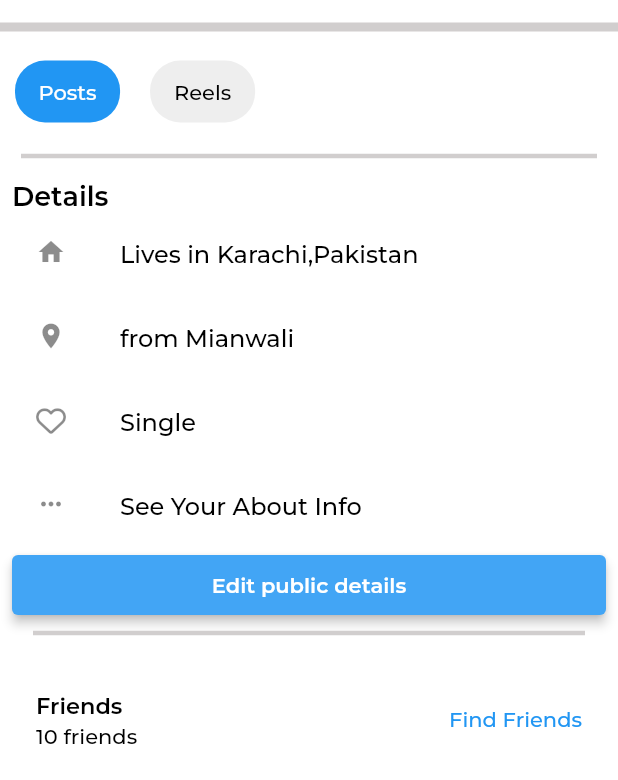
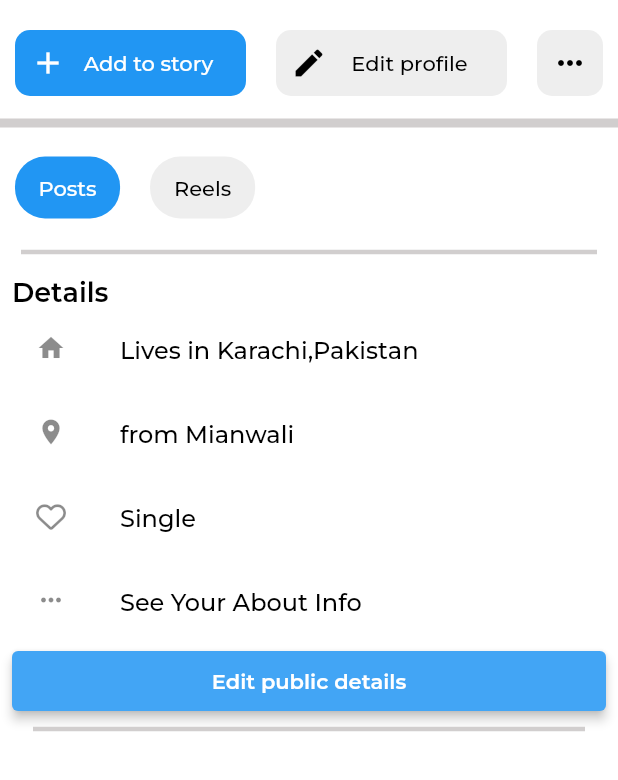
Before and after one commit to hayatkhan67/facebook_clone_flutter, a Flutter app: the UserProfile screen opened directly, on a phone screen of 412 x 824 dp, the part 456-1236 px from its top. Run offline on Flutter 3.47's test engine with Material 2 defaults, Android fonts, the phone set to English and light mode, and no system bars; drawn by our look-alikes of auto_size_text; our stand-ins replace flutter_svg, font_awesome_flutter, material_design_icons_flutter; network calls fail; project files that could hold a hidden picture were left out.

Commit message:
some fixes

```diff
--- a/lib/Facebook/Profile/user_Profile.dart
+++ b/lib/Facebook/Profile/user_Profile.dart
@@ -6,7 +6,6 @@ import 'package:font_awesome_flutter/font_awesome_flutter.dart';
 import '../../data/fb_data.dart';
 import '../../widget/customText.dart';
 import '../../widget/custom_Divider.dart';
-import '../../widget/custom_ElevatedButton.dart';
 import '../../widget/custom_appbar.dart';
 import '../../widget/custom_post.dart';
 import 'friend_list.dart';
@@ -151,121 +150,72 @@ class _UserProfileState extends State<UserProfile> {
                         ],
                       ),
                     ),
-                    // Row(
-                    //   mainAxisAlignment: MainAxisAlignment.spaceEvenly,
-                    //   children: [
-                    //     Expanded(
-                    //       child: CustomElevatedButton(
-                    //           onPressed: () {},
-                    //           sizeWidth: double.nan,
-                    //           child: const Row(
-                    //             mainAxisSize: MainAxisSize.min,
-                    //             children: [
-                    //               Icon(Icons.add),
-                    //               MyText(
-                    //                 text: 'Add to Story',
-                    //                 color: Colors.white,
-                    //               )
-                    //             ],
-                    //           )),
-                    //     ),
-                    //     Expanded(
-                    //       child: CustomElevatedButton(
-                    //           onPressed: () {},
-                    //           sizeWidth: double.nan,
-                    //           color: Colors.grey[200],
-                    //           child: const Row(
-                    //             mainAxisSize: MainAxisSize.min,
-                    //             children: [
-                    //               Icon(
-                    //                 Icons.edit,
-                    //                 color: Colors.black,
-                    //               ),
-                    //               MyText(
-                    //                 text: 'Edit Profile',
-                    //                 color: Colors.black,
-                    //               )
-                    //             ],
-                    //           )),
-                    //     ),
-                    //     Flexible(
-                    //       child: CustomElevatedButton(
-                    //           onPressed: () {},
-                    //           sizeWidth: double.nan,
-                    //           color: Colors.grey[200],
-                    //           child: const Icon(
-                    //             Icons.more_horiz,
-                    //             color: Colors.black,
-                    //           )),
-                    //     )
-                    //   ],
-                    // ),
-
-                    // Padding(
-                    //   padding: const EdgeInsets.all(12),
-                    //   child: Row(
-                    //     mainAxisAlignment: MainAxisAlignment.spaceEvenly,
-                    //     children: [
-                    //       Expanded(
-                    //         child: ElevatedButton(
-                    //           onPressed: () {},
-                    //           child: const Row(
-                    //             mainAxisAlignment: MainAxisAlignment.center,
-                    //             children: [
-                    //               Icon(
-                    //                 Icons.add,
-                    //                 color: Colors.white,
-                    //               ),
-                    //               SizedBox(
-                    //                 width: 10,
-                    //               ),
-                    //               MyText(
-                    //                 text: 'Add to Story',
-                    //                 color: Colors.white,
-                    //               )
-                    //             ],
-                    //           ),
-                    //         ),
-                    //       ),
-                    //       const SizedBox(
-                    //         width: 10,
-                    //       ),
-                    //       Expanded(
-                    //         child: ElevatedButton(
-                    //           style: ElevatedButton.styleFrom(
-                    //             backgroundColor: Colors.grey[200],
-                    //           ),
-                    //           onPressed: () {},
-                    //           child: const Row(
-                    //             mainAxisAlignment: MainAxisAlignment.center,
-                    //             children: [
-                    //               Icon(
-                    //                 Icons.edit,
-                    //                 color: Colors.black,
-                    //               ),
-                    //               SizedBox(
-                    //                 width: 10,
-                    //               ),
-                    //               MyText(
-                    //                   text: 'Edit profile', color: Colors.black)
-                    //             ],
-                    //           ),
-                    //         ),
-                    //       ),
-                    //       const SizedBox(
-                    //         width: 10,
-                    //       ),
-                    //       ElevatedButton(
-                    //         onPressed: () {},
-                    //         style: ElevatedButton.styleFrom(
-                    //           backgroundColor: Colors.grey[200],
-                    //         ),
-                    //         child: const Icon(Icons.more_horiz,
-                    //             color: Colors.black),
-                    //       )
-                    //     ],
-                    //   ),
-                    // ),
+                    Row(
+                      children: [
+                        Expanded(
+                          child: Container(
+                              padding: const EdgeInsets.all(10),
+                              margin: const EdgeInsets.all(10),
+                              decoration: BoxDecoration(
+                                  color: Colors.blue,
+                                  borderRadius: BorderRadius.circular(10)),
+                              child: const Row(
+                                mainAxisAlignment: MainAxisAlignment.center,
+                                children: [
+                                  Icon(
+                                    Icons.add,
+                                    color: Colors.white,
+                                  ),
+                                  Expanded(
+                                    child: Center(
+                                      child: MyText(
+                                          text: 'Add to story',
+                                          maxline: 1,
+                                          overflow: TextOverflow.ellipsis,
+                                          color: Colors.white),
+                                    ),
+                                  )
+                                ],
+                              )),
+                        ),
+                        Expanded(
+                          child: Container(
+                              padding: const EdgeInsets.all(10),
+                              margin: const EdgeInsets.all(10),
+                              decoration: BoxDecoration(
+                                  color: Colors.grey[200],
+                                  borderRadius: BorderRadius.circular(10)),
+                              child: const Row(
+                                mainAxisAlignment: MainAxisAlignment.center,
+                                children: [
+                                  Icon(
+                                    Icons.edit,
+                                    color: Colors.black,
+                                  ),
+                                  Expanded(
+                                    child: Center(
+                                      child: MyText(
+                                          text: 'Edit profile',
+                                          maxline: 1,
+                                          overflow: TextOverflow.ellipsis,
+                                          color: Colors.black),
+                                    ),
+                                  )
+                                ],
+                              )),
+                        ),
+                        Container(
+                            padding: const EdgeInsets.all(10),
+                            margin: const EdgeInsets.all(10),
+                            decoration: BoxDecoration(
+                                color: Colors.grey[200],
+                                borderRadius: BorderRadius.circular(10)),
+                            child: const Icon(
+                              Icons.more_horiz,
+                              color: Colors.black,
+                            ))
+                      ],
+                    )
                   ],
                 ),
                 Column(
--- a/lib/data/fb_data.dart
+++ b/lib/data/fb_data.dart
@@ -30,6 +30,17 @@ List<User> fbData = [
       'AliSami',
       'HKN playz',
     ],
+    friendRequest: [
+      FriendRequest(image: [
+        hkn,
+        hasan,
+        alisami,
+      ], name: [
+        'Hkn Gaming',
+        "Hasan Niazi",
+        'AliSami'
+      ])
+    ],
     post: [
       Post(userPosts: [
         'assets/facebook/myPost/photo_2023-07-16_08-41-47.jpg',
@@ -46,6 +57,44 @@ List<User> fbData = [
         'assets/facebook/friends/images/images.jpg',
         'assets/facebook/friends/images/s.jpg',
       ]),
-      ])
+    ],
+    newsFeedPost: [
+      NewsFeedPost(
+          postImage: 'assets/facebook/myPost/photo_2023-07-16_08-41-47.jpg',
+          userName: 'Hayat Khan',
+          profileImage: hayat,
+          postText: 'Cousin Group'),
+      NewsFeedPost(
+          userName: 'Bano Qabil',
+          profileImage: banoqabil,
+          postImage: banoqabilPost,
+          postText: "Registration Open"),
+      NewsFeedPost(
+          profileImage: hkn,
+          userName: "HKN",
+          postText:
+              "Extract widget\nWriting a large widget tree is difficult to read/understand and can create issues in the performance of the app too. Its always better to split the widget tree in the stateless widgets. More info can be found here."),
+      NewsFeedPost(
+        userName: 'Khan Amir',
+        profileImage: khanAmir,
+        postImage: khanAmir,
+      ),
+      NewsFeedPost(
+        userName: 'Hasan Niazi',
+        profileImage: hasan,
+        postImage: hasan,
+      ),
+      NewsFeedPost(
+        userName: 'kamran',
+        profileImage: kamran,
+        postImage: kamran,
+      ),
+      NewsFeedPost(
+        userName: 'Wahab',
+        profileImage: wahab,
+        postImage: wahab,
+      ),
+    ],
+  ),
 ];
 // 5B:85:FE:9E:6C:EE:09:34:50:C2:C8:39:52:64:84:00:3E:1E:38:C9
--- a/lib/main.dart
+++ b/lib/main.dart
@@ -1,9 +1,11 @@
+import 'package:bano_qabil_project/Facebook/Notifications/notifications.dart';
 import 'package:bano_qabil_project/Facebook/Profile/user_Profile.dart';
 import 'package:bano_qabil_project/Login_page/login_page.dart';
 import 'package:bano_qabil_project/splash%20screen&onboarding/splash_screen.dart';
 import 'package:flutter/material.dart';
 import 'dart:io';
 
+import 'Facebook/homepage/homepage.dart';
 import 'Login_page/sign_up.dart';
 
 void main() {
@@ -29,9 +31,7 @@ class MyApp extends StatelessWidget {
               color: Colors.white,
               iconTheme: IconThemeData(color: Colors.black)),
         ),
-        home: UserProfile(
-          isBack: true,
-        ));
+        home: HomePage());
   }
 }
 
--- a/lib/resources_list/notifii_friends.dart
+++ /dev/null
@@ -1,52 +0,0 @@
-import '../model class/friends_details.dart';
-
-List friends = [
-  Wahab(
-    dp: 'assets/facebook/friends/images/photo_2023-07-15_21-12-19.jpg',
-    name: 'Wahab Niazi',
-    totalFriends: '6',
-  ),
-  Kamran(
-    dp: 'assets/facebook/friends/images/photo_2023-07-16_20-36-31.jpg',
-    name: 'Kamran Niazi',
-    totalFriends: '6',
-  ),
-  Amjad(
-      dp: 'assets/facebook/friends/images/photo_2023-07-15_21-12-22.jpg',
-      name: 'Amjad',
-      totalFriends: '6'),
-  Shan(
-    dp: 'assets/facebook/friends/images/photo_1_2023-07-10_20-06-17.jpg',
-    name: 'Shan Niazi',
-    totalFriends: '6',
-  ),
-  Zain(
-    dp: 'assets/facebook/friends/images/photo_2023-07-15_21-11-48.jpg',
-    name: 'Zain Khan Niazi',
-    totalFriends: '6',
-  ),
-  KhanAmir(
-    dp: 'assets/facebook/friends/images/photo_6_2023-07-10_20-06-17.jpg',
-    name: 'Khan Amir Niazi',
-    totalFriends: '6',
-  ),
-];
-List friendRequest = [
-  HknGaming(
-      dp: 'assets/facebook/friends/images/photo_2023-07-15_21-12-15.jpg',
-      name: 'HKN Gaming',
-      totalFriends: '6'),
-  Hasan(
-      dp: 'assets/facebook/friends/images/photo_2023-07-18_15-37-01.jpg',
-      name: 'Hasan Niazi',
-      totalFriends: '6'),
-  AliSami(
-      dp: 'assets/facebook/friends/images/photo_2023-07-18_15-37-05.jpg',
-      name: 'AliSami',
-      totalFriends: '6'),
-  Unknown(
-      dp: 'assets/facebook/friends/images/photo_2023-07-18_15-42-23.jpg',
-      name: 'HKN playz',
-      totalFriends: '6'),
-];
-// List notifi = ['added a new post', 'liked your post'];
--- a/lib/resources_list/user_posts.dart
+++ /dev/null
@@ -1,73 +0,0 @@
-class UserPost{
-  String? profileImage;
-  String? userName;
-  String? postText;
-  String? postImage;
-
-
-  UserPost(
-      {this.postImage, this.profileImage, this.postText, this.userName});
-}
-
-List<UserPost> newsFeedPost = [
-  UserPost(
-
-    userName: 'Hayat Khan',
-    postText: 'Hy Everyone',
-
-    // postText: '10 days ago',
-    profileImage: 'assets/facebook/homepage/photo_2023-07-07_14-37-37.jpg',
-    postImage: 'assets/facebook/myPost/photo_2023-07-16_08-41-47.jpg',
-
-
-  ),
-  UserPost(
-    userName: 'Niaz',
-    // postText: '1 year ago',
-    postText: 'Hy Everyone',
-    profileImage:
-        'assets/facebook/friends/images/photo_2023-07-18_15-37-01.jpg',
-  ),
-  UserPost(
-    userName: 'Hasan Khan',
-    // postText: '1 year ago',
-    postImage: 'assets/facebook/friends/images/photo_2023-07-18_15-37-01.jpg',
-    profileImage:
-        'assets/facebook/friends/images/photo_2023-07-18_15-37-01.jpg',
-  ),
-  UserPost(
-    userName: 'Khan Amir',
-    // postText: '30 days ago',
-    postImage: 'assets/facebook/friends/images/photo_6_2023-07-10_20-06-17.jpg',
-    profileImage:
-        'assets/facebook/friends/images/photo_6_2023-07-10_20-06-17.jpg',
-  ),
-  UserPost(
-    userName: 'Amjad',
-    // postText: '2 days ago',
-    postImage: 'assets/facebook/friends/images/photo_2023-07-15_21-12-22.jpg',
-    profileImage:
-        'assets/facebook/friends/images/photo_2023-07-15_21-12-22.jpg',
-  ),
-  UserPost(
-    userName: 'Kamran Niazi',
-    // postText: '20 days ago',
-    postImage: 'assets/facebook/friends/images/photo_7_2023-07-10_20-06-17.jpg',
-    profileImage:
-        'assets/facebook/friends/images/photo_7_2023-07-10_20-06-17.jpg',
-  ),
-  UserPost(
-    userName: 'Wahab Khan',
-    // postText: '30 days ago',
-    postImage: 'assets/facebook/friends/images/wahab_post.jpg',
-    profileImage:
-        'assets/facebook/friends/images/wahab_profile.jpg',
-  ),
-  UserPost(
-    userName: 'Shan Niazi',
-    // postText: '1 year ago',
-    postImage: 'assets/facebook/friends/images/photo_1_2023-07-10_20-06-17.jpg',
-    profileImage:
-        'assets/facebook/friends/images/photo_1_2023-07-10_20-06-17.jpg',
-  ),
-];
--- a/lib/widget/customText.dart
+++ b/lib/widget/customText.dart
@@ -29,7 +29,7 @@ class MyText extends StatelessWidget {
       text.toString(),
       textAlign: align,
       textScaleFactor: 1.0,
-      minFontSize: 5,
+      minFontSize: 10,
       maxFontSize: 30,
       style: TextStyle(
         fontFamily: fontFamily,
```
Also changed, not shown: lib/Facebook/Notifications/friend_request.dart (+7 -5 lines), lib/Facebook/Notifications/notifications.dart (+13 -10 lines), lib/Facebook/Profile/friends_profile.dart (+44 -44 lines), lib/model class/facebook_model.dart (+29 -8 lines), lib/resources_list/user_profile_post.dart (deleted, +0 -31 lines), lib/widget/custom_post.dart (+6 -27 lines). Lines whose indentation alone changed are shown as unchanged.
